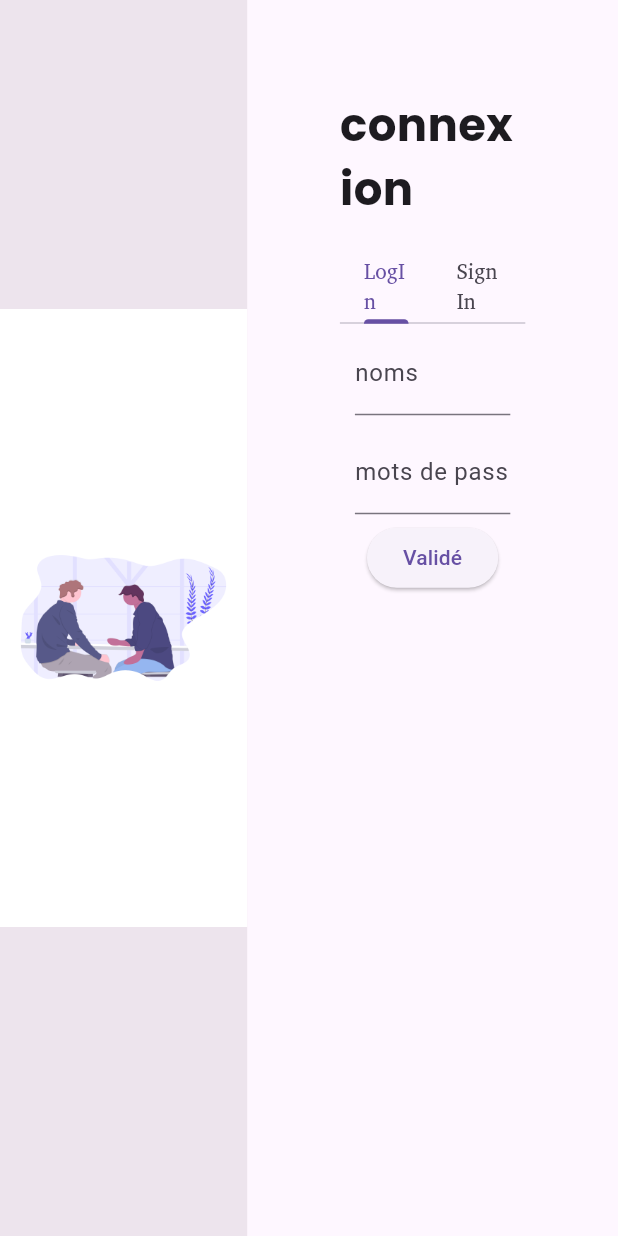
After one commit to Figeral/Tikar, a Flutter app: the Authenticate screen opened directly, on a phone screen of 412 x 824 dp. The commit adds this screen. Run offline on Flutter 3.47's test engine with Material 3 defaults, Android fonts, the phone set to English and light mode, and no system bars; our stand-ins replace smooth_page_indicator; missing offline and left inert: window_manager.

Commit message:
Creation of login UI still to connitue with the SignIn . Create and Process the Backend Api . Extablish the View Model architecture in Flutter

```diff
--- a/lib/view/desktop/desktop.dart
+++ b/lib/view/desktop/desktop.dart
@@ -1,8 +1,8 @@
 import 'package:flutter/material.dart';
-import 'pages/landing/authentification/login.dart';
 import 'package:window_manager/window_manager.dart';
 import 'package:tikar/view/desktop/pages/landing/landing.dart';
 import 'package:smooth_page_indicator/smooth_page_indicator.dart';
+import 'package:tikar/view/desktop/pages/landing/authentification/authenticate.dart';
 
 class Desktop extends StatefulWidget {
   const Desktop({super.key});
@@ -25,11 +25,11 @@ class _DesktopState extends State<Desktop> {
             controller: _pageController,
             children: const [
               Landing(),
-              Login(),
+              Authenticate(),
             ],
           ),
           Container(
-            alignment: const Alignment(0, 0.75),
+            alignment: const Alignment(0, 0.80),
             child: SmoothPageIndicator(
               controller: _pageController, count: 2,
               onDotClicked: (int toPageIndex) {
--- /dev/null
+++ b/lib/view/desktop/pages/landing/authentification/authenticate.dart
@@ -0,0 +1,111 @@
+import 'package:flutter/material.dart';
+import 'package:tikar/view/desktop/pages/landing/authentification/pages/login.dart';
+import 'package:tikar/view/desktop/pages/landing/authentification/pages/signin.dart';
+
+class Authenticate extends StatefulWidget {
+  const Authenticate({super.key});
+
+  @override
+  State<Authenticate> createState() => _AuthenticateState();
+}
+
+class _AuthenticateState extends State<Authenticate>
+    with TickerProviderStateMixin {
+  late TabController _tabController;
+
+  @override
+  void initState() {
+    super.initState();
+    _tabController = TabController(length: 2, vsync: this);
+  }
+
+  @override
+  Widget build(BuildContext context) {
+    final sHeight = MediaQuery.of(context).size.height;
+    final sWidth = MediaQuery.of(context).size.width;
+    return Scaffold(
+      body: SizedBox(
+        width: sWidth,
+        height: sHeight,
+        child: Row(
+          mainAxisAlignment: MainAxisAlignment.start,
+          crossAxisAlignment: CrossAxisAlignment.start,
+          children: [
+            Container(
+              decoration:
+                  BoxDecoration(color: Color.fromARGB(125, 219, 208, 219)),
+              child: Column(
+                mainAxisAlignment: MainAxisAlignment.center,
+                children: [
+                  Container(
+                    width: sWidth * 0.40,
+                    decoration: const BoxDecoration(color: Colors.white),
+                    child: Image(
+                      image: const AssetImage("assets/images/ui3.png"),
+                      height: sHeight * 0.5,
+                      width: sWidth * 0.4,
+                    ),
+                  ),
+                ],
+              ),
+            ),
+
+            Container(
+              width: sWidth * 0.6,
+              height: sHeight,
+              child: Padding(
+                padding: EdgeInsets.all(sWidth * 0.15),
+                child: Column(
+                  // mainAxisAlignment: MainAxisAlignment.end,
+                  // crossAxisAlignment: CrossAxisAlignment.center,
+                  children: [
+                    const Text(
+                      "connexion",
+                      style: TextStyle(
+                          fontWeight: FontWeight.bold,
+                          fontSize: 30,
+                          fontFamily: "Poppins"),
+                    ),
+                    const SizedBox(
+                      height: 20,
+                    ),
+                    Container(
+                      child: TabBar(
+                        controller: _tabController,
+                        tabs: [tabMaker("LogIn"), tabMaker("SignIn")],
+                      ),
+                    ),
+                    Expanded(
+                      child: Container(
+                        child: TabBarView(
+                          controller: _tabController,
+                          children: const [
+                            //Center(child: Text("Hello Login")),
+                            Login(),
+                            Center(child: Text("Hello signin"))
+                          ],
+                        ),
+                      ),
+                    ),
+                  ],
+                ),
+              ),
+            ),
+            // ),
+          ],
+        ),
+      ),
+    );
+  }
+
+  Tab tabMaker(String text) {
+    return Tab(
+      child: Text(
+        text,
+        style: const TextStyle(
+          fontFamily: "AbyssinicaSIL",
+        ),
+      ),
+    );
+  }
+}
--- a/lib/view/desktop/pages/landing/authentification/login.dart
+++ /dev/null
@@ -1,17 +0,0 @@
-import 'package:flutter/material.dart';
-
-class Login extends StatefulWidget {
-  const Login({super.key});
-
-  @override
-  State<Login> createState() => _LoginState();
-}
-
-class _LoginState extends State<Login> {
-  @override
-  Widget build(BuildContext context) {
-    return Scaffold(
-      body: SingleChildScrollView(),
-    );
-  }
-}
--- /dev/null
+++ b/lib/view/desktop/pages/landing/authentification/pages/login.dart
@@ -0,0 +1,41 @@
+import 'package:flutter/material.dart';
+
+class Login extends StatefulWidget {
+  const Login({super.key});
+
+  @override
+  State<Login> createState() => _LoginState();
+}
+
+final _formKey = GlobalKey<FormState>();
+
+class _LoginState extends State<Login> {
+  @override
+  Widget build(BuildContext context) {
+    return Scaffold(
+      body: Form(
+        key: _formKey,
+        child: Column(
+          children: [
+            inputMaker("noms"),
+            inputMaker("mots de pass"),
+            ElevatedButton(
+              onPressed: () {},
+              style: const ButtonStyle(),
+              child: const Text("Validé"),
+            )
+          ],
+        ),
+      ),
+    );
+  }
+
+  Padding inputMaker(String text) {
+    return Padding(
+      padding: const EdgeInsets.fromLTRB(10, 5, 10, 5),
+      child: TextFormField(
+        decoration: InputDecoration(labelText: text),
+      ),
+    );
+  }
+}
--- a/lib/view/desktop/pages/landing/landing.dart
+++ b/lib/view/desktop/pages/landing/landing.dart
@@ -32,7 +32,7 @@ class Landing extends StatelessWidget {
             child: const Text(
               "Votre Application de Gestion Locatif",
               style: TextStyle(
-                  fontFamily: "AbyssinicaSIL",
+                  fontFamily: "Poppins",
                   fontWeight: FontWeight.bold,
                   fontSize: 20),
             ),
--- a/pubspec.yaml
+++ b/pubspec.yaml
@@ -63,8 +63,8 @@ flutter:
 
   # To add assets to your application, add an assets section, like this:
   assets:
-    - assets/images/management.png
-    - assets/images/tikar.png
+    - assets/images/
+    # - assets/images/tikar.png
 
   # An image asset can refer to one or more resolution-specific "variants", see
   # https://flutter.dev/assets-and-images/#resolution-aware
```
Also changed, not shown: assets/images/ui2.png (added), assets/images/ui3.png (added), lib/view/desktop/pages/landing/authentification/pages/signin.dart (renamed from lib/view/desktop/pages/landing/authentification/signin.dart).
